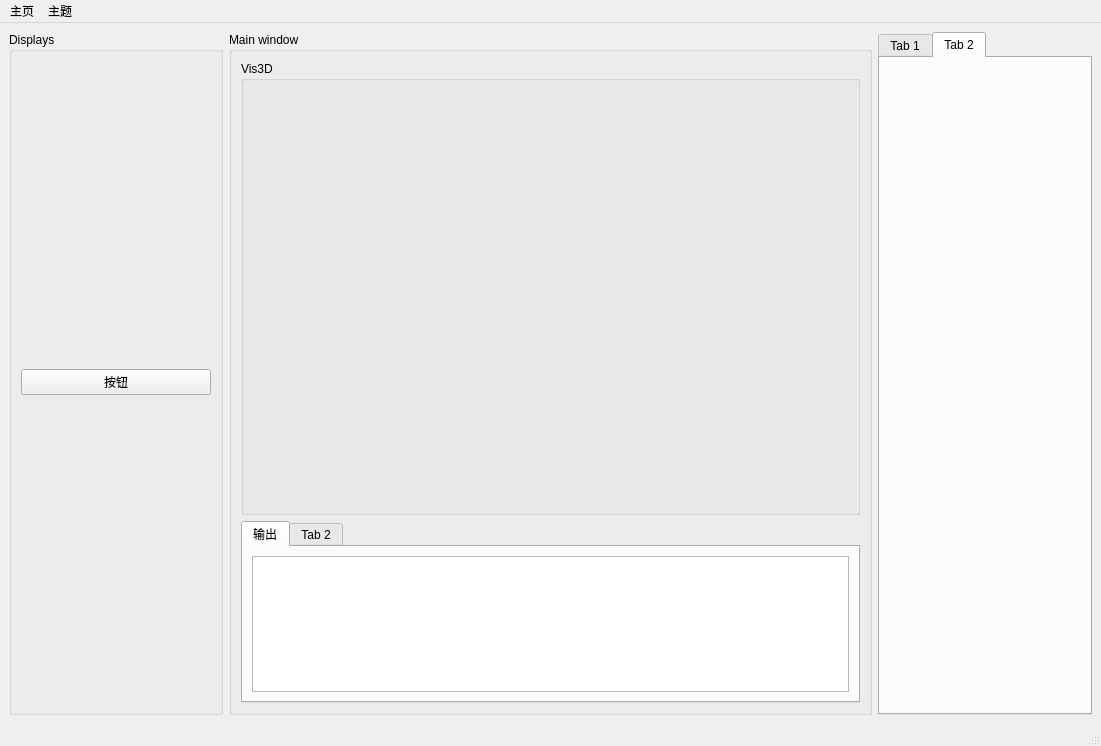
Old version of the form config/main.ui in the repository thinkerkey/XiaoqiangStudio.
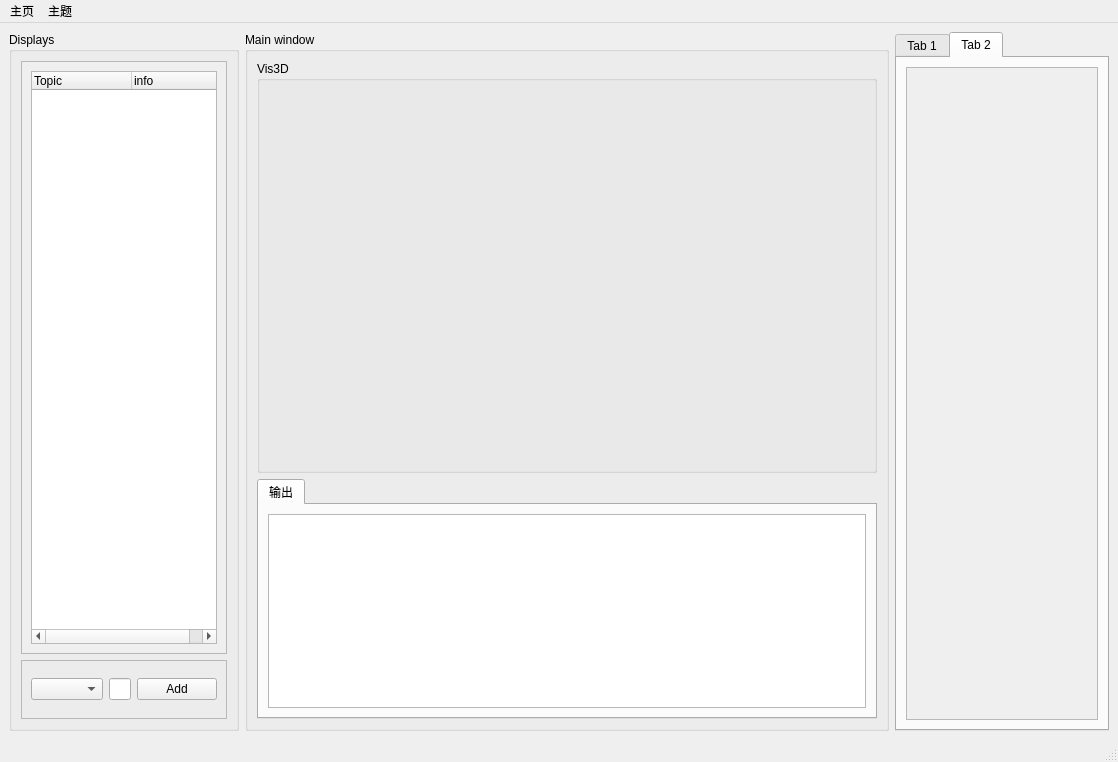
New version of the form. The open tabs and pages were chosen to show the change.

Diff of the .ui file:
```diff
--- a/config/main.ui
+++ b/config/main.ui
@@ -6,8 +6,8 @@
    <rect>
     <x>0</x>
     <y>0</y>
-    <width>1101</width>
-    <height>746</height>
+    <width>1118</width>
+    <height>762</height>
    </rect>
   </property>
   <property name="windowTitle">
@@ -20,12 +20,63 @@
       <property name="title">
        <string>Displays</string>
       </property>
-      <layout class="QVBoxLayout" name="verticalLayout_2">
+      <layout class="QVBoxLayout" name="verticalLayout_2" stretch="10,1">
        <item>
-        <widget class="QPushButton" name="pushButton">
-         <property name="text">
-          <string>按钮</string>
+        <widget class="QScrollArea" name="scrollArea">
+         <property name="widgetResizable">
+          <bool>true</bool>
          </property>
+         <widget class="QWidget" name="scrollAreaWidgetContents">
+          <property name="geometry">
+           <rect>
+            <x>0</x>
+            <y>0</y>
+            <width>259</width>
+            <height>588</height>
+           </rect>
+          </property>
+          <layout class="QVBoxLayout" name="verticalLayout_6">
+           <item>
+            <widget class="QTreeWidget" name="treeWidget">
+             <column>
+              <property name="text">
+               <string>Topic</string>
+              </property>
+             </column>
+             <column>
+              <property name="text">
+               <string>info</string>
+              </property>
+             </column>
+            </widget>
+           </item>
+          </layout>
+         </widget>
+        </widget>
+       </item>
+       <item>
+        <widget class="QFrame" name="frame">
+         <property name="frameShape">
+          <enum>QFrame::StyledPanel</enum>
+         </property>
+         <property name="frameShadow">
+          <enum>QFrame::Raised</enum>
+         </property>
+         <layout class="QHBoxLayout" name="horizontalLayout_3">
+          <item>
+           <widget class="QComboBox" name="combox_topic_type"/>
+          </item>
+          <item>
+           <widget class="QLineEdit" name="lineEdit"/>
+          </item>
+          <item>
+           <widget class="QPushButton" name="button_add_topic">
+            <property name="text">
+             <string>Add</string>
+            </property>
+           </widget>
+          </item>
+         </layout>
         </widget>
        </item>
       </layout>
@@ -36,7 +87,7 @@
       <property name="title">
        <string>Main window</string>
       </property>
-      <layout class="QVBoxLayout" name="verticalLayout_3" stretch="5,2">
+      <layout class="QVBoxLayout" name="verticalLayout_3" stretch="5,0">
        <item>
         <widget class="QGroupBox" name="groupbox_vis3d">
          <property name="title">
@@ -60,11 +111,6 @@
            </item>
           </layout>
          </widget>
-         <widget class="QWidget" name="tab_4">
-          <attribute name="title">
-           <string>Tab 2</string>
-          </attribute>
-         </widget>
         </widget>
        </item>
       </layout>
@@ -93,6 +139,25 @@
        <attribute name="title">
         <string>Tab 2</string>
        </attribute>
+       <layout class="QVBoxLayout" name="verticalLayout_5">
+        <item>
+         <widget class="QScrollArea" name="scrollArea_3">
+          <property name="widgetResizable">
+           <bool>true</bool>
+          </property>
+          <widget class="QWidget" name="scrollAreaWidgetContents_3">
+           <property name="geometry">
+            <rect>
+             <x>0</x>
+             <y>0</y>
+             <width>176</width>
+             <height>638</height>
+            </rect>
+           </property>
+          </widget>
+         </widget>
+        </item>
+       </layout>
       </widget>
      </widget>
     </item>
@@ -103,7 +168,7 @@
     <rect>
      <x>0</x>
      <y>0</y>
-     <width>1101</width>
+     <width>1118</width>
      <height>31</height>
     </rect>
    </property>
```
Left out of the diff: 16 changed lines with no effect on the pictures.
